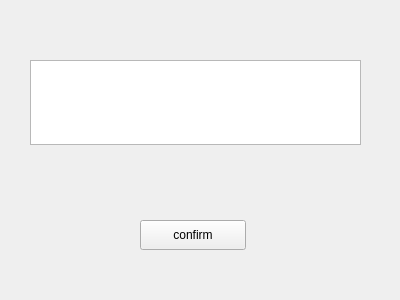
Above: Client/front_end/newtempgroup.ui from Sjeary/OnPointLinkProgram before the change. Below: the same form after it.
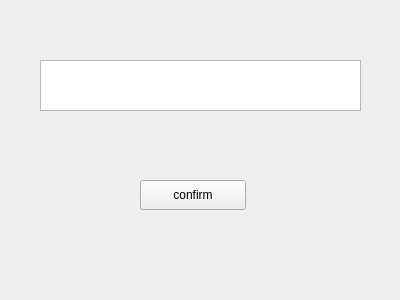
That is the form after the change.

```diff
--- a/Client/front_end/newtempgroup.ui
+++ b/Client/front_end/newtempgroup.ui
@@ -16,10 +16,10 @@
   <widget class="QTextEdit" name="textEdit_newgroup">
    <property name="geometry">
     <rect>
-     <x>30</x>
+     <x>40</x>
      <y>60</y>
-     <width>331</width>
-     <height>85</height>
+     <width>321</width>
+     <height>51</height>
     </rect>
    </property>
   </widget>
@@ -27,7 +27,7 @@
    <property name="geometry">
     <rect>
      <x>140</x>
-     <y>220</y>
+     <y>180</y>
      <width>106</width>
      <height>30</height>
     </rect>
```
Left out of the diff: 4 changed lines with no effect on the pictures.
